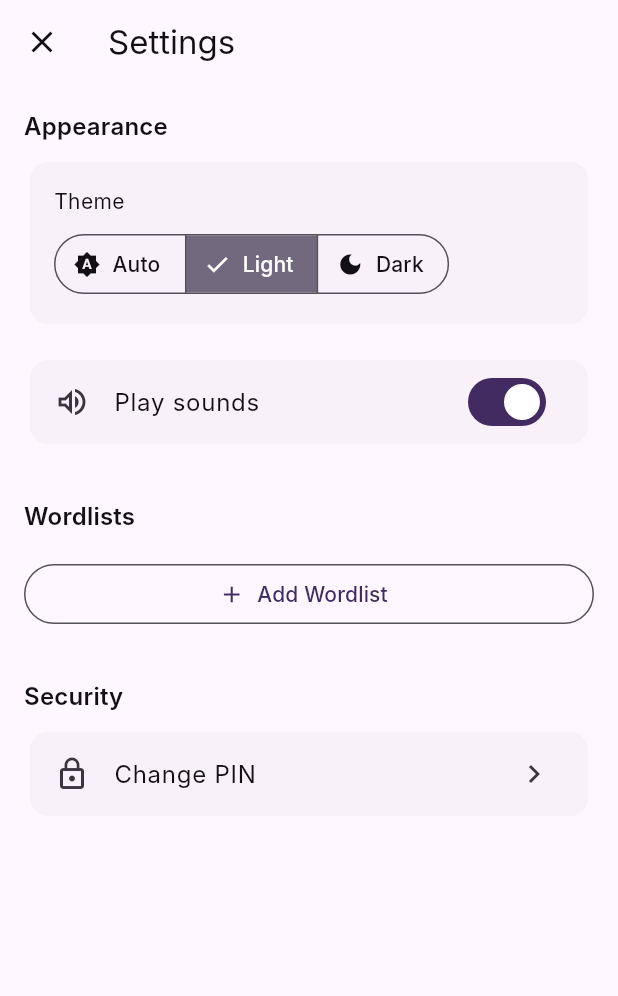
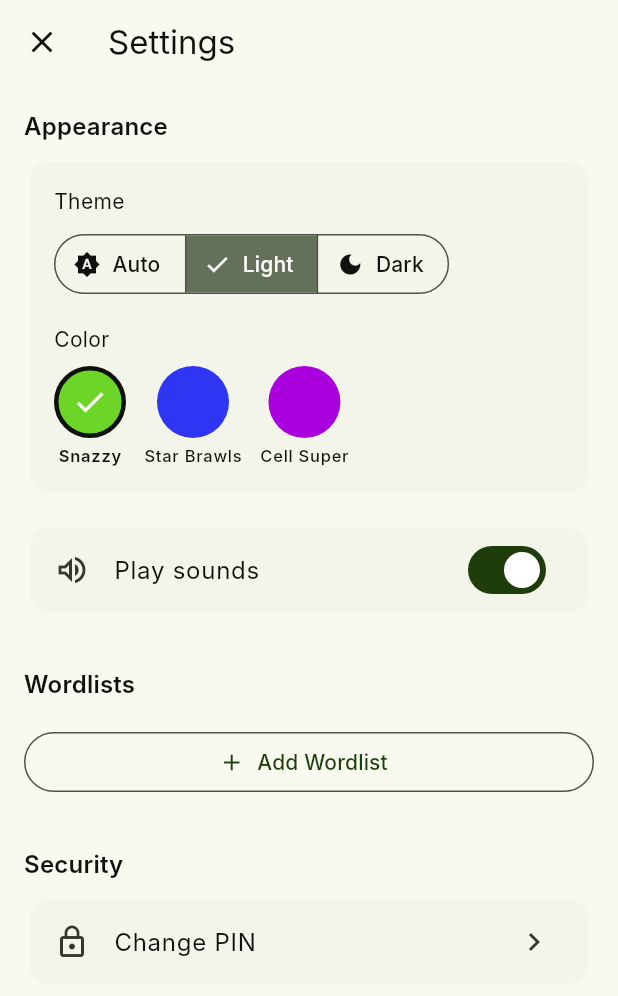
Before and after one commit to davenicoll/snazzy-spelling, a Flutter app: the SettingsScreen screen opened by its route, after a tap on "Light", on a phone screen of 412 x 824 dp. Shown: the top 996 px of the screen. Run offline on Flutter 3.47's test engine with Material 3 defaults, Android fonts, the phone set to English and light mode, and no system bars; our stand-ins replace audioplayers, flutter_tts, sqflite_common_ffi; accounts and stored records are empty.

Commit message:
Add color themes, startup sound, and bump version to 1.0.6
Add three selectable color themes (Snazzy, Star Brawls, Cell Super) with
vibrant custom ColorSchemes, theme-aware correct/incorrect feedback colors,
and a startup sound effect on first launch. Fix sort controls overflow.

Co-Authored-By: Claude Opus 4.6 <noreply@anthropic.com>

```diff
--- a/lib/main.dart
+++ b/lib/main.dart
@@ -1,6 +1,7 @@
 import 'package:flutter/material.dart';
 import 'package:provider/provider.dart';
 
+import 'models/color_theme.dart';
 import 'providers/settings_provider.dart';
 import 'providers/wordlist_provider.dart';
 import 'providers/test_provider.dart';
@@ -26,8 +27,7 @@ void main() {
 class SnazzySpellingApp extends StatelessWidget {
   const SnazzySpellingApp({super.key});
 
-  static ThemeData _buildTheme(Brightness brightness) {
-    const seedColor = Color(0xFF7B5EA7);
+  static ThemeData _buildTheme(Brightness brightness, ColorTheme colorTheme) {
     const interTextTheme = TextTheme(
       displayLarge: TextStyle(fontFamily: 'Inter'),
       displayMedium: TextStyle(fontFamily: 'Inter'),
@@ -46,11 +46,7 @@ class SnazzySpellingApp extends StatelessWidget {
       labelSmall: TextStyle(fontFamily: 'Inter'),
     );
 
-    final colorScheme = ColorScheme.fromSeed(
-      seedColor: seedColor,
-      brightness: brightness,
-      contrastLevel: 0.5,
-    );
+    final colorScheme = colorTheme.buildColorScheme(brightness);
 
     return ThemeData(
       colorScheme: colorScheme,
@@ -80,8 +76,8 @@ class SnazzySpellingApp extends StatelessWidget {
           return MaterialApp(
             title: 'Snazzy Spelling',
             debugShowCheckedModeBanner: false,
-            theme: _buildTheme(Brightness.light),
-            darkTheme: _buildTheme(Brightness.dark),
+            theme: _buildTheme(Brightness.light, settings.colorTheme),
+            darkTheme: _buildTheme(Brightness.dark, settings.colorTheme),
             themeMode: settings.themeMode,
             home: const _AppBootstrap(),
             onGenerateRoute: _onGenerateRoute,
--- /dev/null
+++ b/lib/models/color_theme.dart
@@ -0,0 +1,148 @@
+import 'package:flutter/material.dart';
+
+enum ColorTheme {
+  snazzy(
+    label: 'Snazzy',
+    seedColor: Color(0xFF6DD528),
+    correctColor: Color(0xFF2E7D32),
+    incorrectColor: Color(0xFFBA1A1A),
+  ),
+  starBrawls(
+    label: 'Star Brawls',
+    seedColor: Color(0xFF2E36F3),
+    correctColor: Color(0xFF159E85),
+    incorrectColor: Color(0xFFFF003D),
+  ),
+  cellSuper(
+    label: 'Cell Super',
+    seedColor: Color(0xFFAA00DD),
+    correctColor: Color(0xFF6DD528),
+    incorrectColor: Color(0xFFFF003B),
+  );
+
+  const ColorTheme({
+    required this.label,
+    required this.seedColor,
+    required this.correctColor,
+    required this.incorrectColor,
+  });
+
+  final String label;
+  final Color seedColor;
+  final Color correctColor;
+  final Color incorrectColor;
+
+  ColorScheme buildColorScheme(Brightness brightness) {
+    final base = ColorScheme.fromSeed(
+      seedColor: seedColor,
+      brightness: brightness,
+      contrastLevel: 0.5,
+    );
+
+    switch (this) {
+      case ColorTheme.snazzy:
+        if (brightness == Brightness.dark) {
+          return base.copyWith(
+            primary: const Color(0xFF6DD528),
+            onPrimary: Colors.black,
+            tertiary: const Color(0xFF6DD528),
+            onTertiary: Colors.black,
+          );
+        }
+        return base;
+
+      case ColorTheme.starBrawls:
+        if (brightness == Brightness.dark) {
+          return base.copyWith(
+            primary: const Color(0xFFF161DC),
+            onPrimary: Colors.white,
+            primaryContainer: const Color(0xFF8A0070),
+            onPrimaryContainer: const Color(0xFFFFD6F4),
+            secondary: const Color(0xFFFFED45),
+            onSecondary: Colors.black,
+            secondaryContainer: const Color(0xFF169D83),
+            onSecondaryContainer: const Color(0xFFC4F624),
+            tertiary: const Color(0xFFF28125),
+            onTertiary: Colors.white,
+            error: incorrectColor,
+            onError: Colors.white,
+            surface: const Color(0xFF2E36F3),
+            onSurface: Colors.white,
+            surfaceContainerLowest: const Color(0xFF1A20B0),
+            surfaceContainerLow: const Color(0xFF2228D0),
+            surfaceContainer: const Color(0xFF2830E0),
+            surfaceContainerHigh: const Color(0xFF3A42F5),
+            surfaceContainerHighest: const Color(0xFF4C54FF),
+            outline: const Color(0xFF8888FF),
+            outlineVariant: const Color(0xFF5058FF),
+          );
+        } else {
+          return base.copyWith(
+            primary: const Color(0xFFC020A0),
+            onPrimary: Colors.white,
+            primaryContainer: const Color(0xFFFFD6F4),
+            onPrimaryContainer: const Color(0xFF5C004C),
+            secondary: const Color(0xFFB8A000),
+            onSecondary: Colors.white,
+            secondaryContainer: const Color(0xFFFFED45),
+            onSecondaryContainer: const Color(0xFF3D3500),
+            tertiary: const Color(0xFFF28125),
+            onTertiary: Colors.white,
+            error: incorrectColor,
+            onError: Colors.white,
+          );
+        }
+
+      case ColorTheme.cellSuper:
+        if (brightness == Brightness.dark) {
+          return base.copyWith(
+            primary: const Color(0xFFE525C8),
+            onPrimary: Colors.white,
+            primaryContainer: const Color(0xFF6A0090),
+            onPrimaryContainer: const Color(0xFFF0D0FF),
+            secondary: const Color(0xFFF5C935),
+            onSecondary: Colors.black,
+            secondaryContainer: const Color(0xFFE527C7),
+            onSecondaryContainer: Colors.white,
+            tertiary: const Color(0xFFE426C6),
+            onTertiary: Colors.white,
+            error: incorrectColor,
+            onError: Colors.white,
+            surface: const Color(0xFF922EF3),
+            onSurface: Colors.white,
+            surfaceContainerLowest: const Color(0xFF5A1AAA),
+            surfaceContainerLow: const Color(0xFF6E20C4),
+            surfaceContainer: const Color(0xFF7E26D8),
+            surfaceContainerHigh: const Color(0xFF9A34F5),
+            surfaceContainerHighest: const Color(0xFFAA50FF),
+            outline: const Color(0xFFCC88FF),
+            outlineVariant: const Color(0xFF9955DD),
+          );
+        } else {
+          return base.copyWith(
+            primary: const Color(0xFFB010A0),
+            onPrimary: Colors.white,
+            primaryContainer: const Color(0xFFFFD0F8),
+            onPrimaryContainer: const Color(0xFF500048),
+            secondary: const Color(0xFFA09000),
+            onSecondary: Colors.white,
+            secondaryContainer: const Color(0xFFF5C935),
+            onSecondaryContainer: const Color(0xFF3D3500),
+            tertiary: const Color(0xFFE426C6),
+            onTertiary: Colors.white,
+            error: incorrectColor,
+            onError: Colors.white,
+          );
+        }
+    }
+  }
+
+  String toStorageString() => name;
+
+  static ColorTheme fromStorageString(String? value) {
+    for (final theme in ColorTheme.values) {
+      if (theme.name == value) return theme;
+    }
+    return ColorTheme.snazzy;
+  }
+}
--- a/lib/providers/settings_provider.dart
+++ b/lib/providers/settings_provider.dart
@@ -1,4 +1,5 @@
 import 'package:flutter/material.dart';
+import '../models/color_theme.dart';
 import '../repositories/settings_repository.dart';
 
 class SettingsProvider extends ChangeNotifier {
@@ -6,17 +7,21 @@ class SettingsProvider extends ChangeNotifier {
   bool _hasPinSet = false;
   bool _isLoaded = false;
   ThemeMode _themeMode = ThemeMode.system;
+  ColorTheme _colorTheme = ColorTheme.snazzy;
   bool _playSounds = true;
 
   bool get hasPinSet => _hasPinSet;
   bool get isLoaded => _isLoaded;
   ThemeMode get themeMode => _themeMode;
+  ColorTheme get colorTheme => _colorTheme;
   bool get playSounds => _playSounds;
 
   Future<void> load() async {
     _hasPinSet = await _repo.hasPinSet();
     final themeModeString = await _repo.getSetting('theme_mode');
     _themeMode = _themeModeFromString(themeModeString);
+    final colorThemeString = await _repo.getSetting('color_theme');
+    _colorTheme = ColorTheme.fromStorageString(colorThemeString);
     final playSoundsString = await _repo.getSetting('play_sounds');
     _playSounds = playSoundsString != 'false';
     _isLoaded = true;
@@ -35,6 +40,12 @@ class SettingsProvider extends ChangeNotifier {
 
   Future<void> changePin(String newPin) async {
     await _repo.setPin(newPin);
+    notifyListeners();
+  }
+
+  Future<void> setColorTheme(ColorTheme theme) async {
+    await _repo.setSetting('color_theme', theme.toStorageString());
+    _colorTheme = theme;
     notifyListeners();
   }
 
--- a/lib/screens/main_screen.dart
+++ b/lib/screens/main_screen.dart
@@ -1,6 +1,8 @@
 import 'package:flutter/material.dart';
 import 'package:provider/provider.dart';
+import '../providers/settings_provider.dart';
 import '../providers/wordlist_provider.dart';
+import '../utils/sfx_player.dart';
 import '../widgets/sort_controls.dart';
 import 'package:intl/intl.dart';
 
@@ -12,10 +14,28 @@ class MainScreen extends StatefulWidget {
 }
 
 class _MainScreenState extends State<MainScreen> {
+  static bool _startupPlayed = false;
+  SfxPlayer? _sfx;
+
   @override
   void initState() {
     super.initState();
     context.read<WordlistProvider>().load();
+    if (!_startupPlayed) {
+      _startupPlayed = true;
+      if (context.read<SettingsProvider>().playSounds) {
+        _sfx = SfxPlayer();
+        WidgetsBinding.instance.addPostFrameCallback((_) {
+          _sfx?.play('sounds/startup.mp3');
+        });
+      }
+    }
+  }
+
+  @override
+  void dispose() {
+    _sfx?.dispose();
+    super.dispose();
   }
 
   @override
--- a/lib/screens/result_detail_screen.dart
+++ b/lib/screens/result_detail_screen.dart
@@ -3,6 +3,7 @@ import 'package:intl/intl.dart';
 import 'package:provider/provider.dart';
 import '../models/test_session.dart';
 import '../models/test_result.dart';
+import '../providers/settings_provider.dart';
 import '../providers/test_provider.dart';
 
 class ResultDetailScreen extends StatefulWidget {
@@ -103,7 +104,8 @@ class _DetailRow extends StatelessWidget {
   Widget build(BuildContext context) {
     final isCorrect = result.status.isCorrect;
     final icon = isCorrect ? Icons.check_circle : Icons.cancel;
-    final color = isCorrect ? const Color(0xFF2E7D32) : Theme.of(context).colorScheme.error;
+    final colorTheme = context.read<SettingsProvider>().colorTheme;
+    final color = isCorrect ? colorTheme.correctColor : colorTheme.incorrectColor;
 
     String attemptText;
     switch (result.status) {
--- a/lib/screens/settings/settings_screen.dart
+++ b/lib/screens/settings/settings_screen.dart
@@ -1,5 +1,6 @@
 import 'package:flutter/material.dart';
 import 'package:provider/provider.dart';
+import '../../models/color_theme.dart';
 import '../../providers/settings_provider.dart';
 import '../../providers/wordlist_provider.dart';
 
@@ -78,6 +79,62 @@ class _SettingsScreenState extends State<SettingsScreen> {
                         onSelectionChanged: (selected) {
                           settings.setThemeMode(selected.first);
                         },
+                      ),
+                      const SizedBox(height: 16),
+                      Text(
+                        'Color',
+                        style: Theme.of(context).textTheme.bodyMedium,
+                      ),
+                      const SizedBox(height: 8),
+                      Row(
+                        children: ColorTheme.values.map((theme) {
+                          final selected = settings.colorTheme == theme;
+                          return Padding(
+                            padding: const EdgeInsets.only(right: 12),
+                            child: GestureDetector(
+                              onTap: () => settings.setColorTheme(theme),
+                              child: Column(
+                                children: [
+                                  AnimatedContainer(
+                                    duration: const Duration(milliseconds: 200),
+                                    width: 48,
+                                    height: 48,
+                                    decoration: BoxDecoration(
+                                      color: theme.seedColor,
+                                      shape: BoxShape.circle,
+                                      border: selected
+                                          ? Border.all(
+                                              color: Theme.of(context)
+                                                  .colorScheme
+                                                  .onSurface,
+                                              width: 3,
+                                            )
+                                          : null,
+                                    ),
+                                    child: selected
+                                        ? const Icon(
+                                            Icons.check,
+                                            color: Colors.white,
+                                          )
+                                        : null,
+                                  ),
+                                  const SizedBox(height: 4),
+                                  Text(
+                                    theme.label,
+                                    style: Theme.of(context)
+                                        .textTheme
+                                        .labelSmall
+                                        ?.copyWith(
+                                          fontWeight: selected
+                                              ? FontWeight.w600
+                                              : null,
+                                        ),
+                                  ),
+                                ],
+                              ),
+                            ),
+                          );
+                        }).toList(),
                       ),
                     ],
                   ),
--- a/lib/screens/test_screen.dart
+++ b/lib/screens/test_screen.dart
@@ -136,7 +136,7 @@ class _TestScreenState extends State<TestScreen> {
       _playSound('correct.mp3');
       setState(() {
         _feedback = 'Correct!';
-        _feedbackColor = const Color(0xFF2E7D32);
+        _feedbackColor = context.read<SettingsProvider>().colorTheme.correctColor;
       });
       Future.delayed(const Duration(milliseconds: 800), () {
         if (mounted) _moveToNextWord();
@@ -149,7 +149,7 @@ class _TestScreenState extends State<TestScreen> {
         _attemptNumber = 2;
         _typedText = '';
         _feedback = 'Try again';
-        _feedbackColor = Colors.orange;
+        _feedbackColor = context.read<SettingsProvider>().colorTheme.incorrectColor;
       });
       _tts.stop().then((_) => _tts.speak(correctWord));
     } else {
@@ -381,7 +381,7 @@ class _TestScreenState extends State<TestScreen> {
           correctWord,
           style: Theme.of(context).textTheme.displaySmall?.copyWith(
                 fontWeight: FontWeight.w600,
-                color: const Color(0xFF2E7D32),
+                color: context.read<SettingsProvider>().colorTheme.correctColor,
               ),
         ),
         const SizedBox(height: 24),
--- a/lib/screens/test_summary_screen.dart
+++ b/lib/screens/test_summary_screen.dart
@@ -2,6 +2,7 @@ import 'package:flutter/material.dart';
 import 'package:provider/provider.dart';
 import '../models/test_session.dart';
 import '../models/test_result.dart';
+import '../providers/settings_provider.dart';
 import '../providers/test_provider.dart';
 
 class TestSummaryScreen extends StatefulWidget {
@@ -132,7 +133,8 @@ class _ResultRow extends StatelessWidget {
   Widget build(BuildContext context) {
     final isCorrect = result.status.isCorrect;
     final icon = isCorrect ? Icons.check_circle : Icons.cancel;
-    final color = isCorrect ? const Color(0xFF2E7D32) : Theme.of(context).colorScheme.error;
+    final colorTheme = context.read<SettingsProvider>().colorTheme;
+    final color = isCorrect ? colorTheme.correctColor : colorTheme.incorrectColor;
 
     String subtitle;
     switch (result.status) {
--- a/lib/widgets/qwerty_keyboard.dart
+++ b/lib/widgets/qwerty_keyboard.dart
@@ -210,7 +210,7 @@ class _CheckKey extends StatelessWidget {
         width: width,
         height: height,
         child: Material(
-          color: Theme.of(context).colorScheme.primary,
+          color: Theme.of(context).colorScheme.tertiary,
           borderRadius: BorderRadius.circular(6),
           child: InkWell(
             borderRadius: BorderRadius.circular(6),
@@ -221,7 +221,7 @@ class _CheckKey extends StatelessWidget {
                 style: TextStyle(
                   fontSize: height * 0.35,
                   fontWeight: FontWeight.w600,
-                  color: Theme.of(context).colorScheme.onPrimary,
+                  color: Theme.of(context).colorScheme.onTertiary,
                 ),
               ),
             ),
--- a/lib/widgets/sort_controls.dart
+++ b/lib/widgets/sort_controls.dart
@@ -17,7 +17,9 @@ class SortControls extends StatelessWidget {
   Widget build(BuildContext context) {
     return Padding(
       padding: const EdgeInsets.symmetric(horizontal: 16, vertical: 8),
-      child: Row(
+      child: SingleChildScrollView(
+        scrollDirection: Axis.horizontal,
+        child: Row(
         children: [
           Text(
             'Sort by:',
@@ -47,6 +49,7 @@ class SortControls extends StatelessWidget {
             onTap: () => onToggleSort(SortField.createdAt),
           ),
         ],
+      ),
       ),
     );
   }
--- a/pubspec.yaml
+++ b/pubspec.yaml
@@ -1,7 +1,7 @@
 name: snazzy_spelling
 description: "Snazzy Spelling - A spelling practice app for children"
 publish_to: 'none'
-version: 1.0.5+6
+version: 1.0.6+7
 
 environment:
   sdk: ^3.10.4
```
Also changed, not shown: pubspec.lock, 2 other files.
